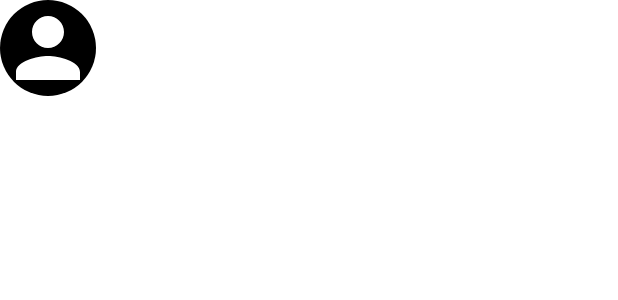
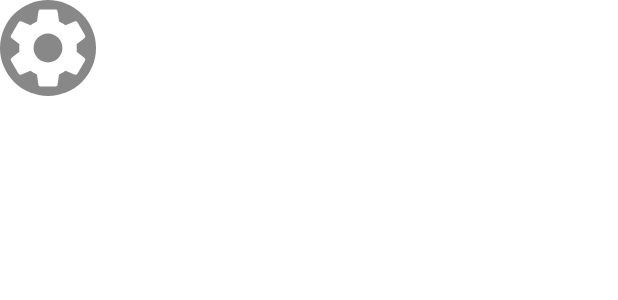
Before and after one commit to UTN-FRBA-Mobile/GeoGenius, an Android app built with Jetpack Compose: the @Preview function SettingsButtonPreview, on a phone screen of 412 x 824 dp. Shown: the top 300 px of the screen. Run offline under Robolectric (Android 15) with nearby library versions, the phone set to English and light mode, and no system bars.

Commit message:
change button to settings

```diff
--- a/app/src/main/java/com/utnfrba/geogenius/screens/settings/Settings.kt
+++ b/app/src/main/java/com/utnfrba/geogenius/screens/settings/Settings.kt
@@ -37,7 +37,6 @@ fun SettingsMenu() {
             )
             Text(text = widgetCount.toInt().toString())
         }
-        // here the filters? or max widget count
     }
 }
 
--- a/app/src/main/java/com/utnfrba/geogenius/screens/maps/SettingsButton.kt
+++ b/app/src/main/java/com/utnfrba/geogenius/screens/settings/SettingsButton.kt
@@ -1,4 +1,4 @@
-package com.utnfrba.geogenius.screens.maps
+package com.utnfrba.geogenius.screens.settings
 
 import androidx.compose.foundation.Image
 import androidx.compose.foundation.background
@@ -7,7 +7,7 @@ import androidx.compose.foundation.layout.aspectRatio
 import androidx.compose.foundation.layout.size
 import androidx.compose.foundation.shape.CircleShape
 import androidx.compose.material.icons.Icons
-import androidx.compose.material.icons.filled.Person
+import androidx.compose.material.icons.filled.Settings
 import androidx.compose.runtime.Composable
 import androidx.compose.ui.Modifier
 import androidx.compose.ui.draw.clip
@@ -20,15 +20,17 @@ import androidx.compose.ui.unit.dp
 @Composable
 fun SettingsButton() {
     Image(
-        Icons.Default.Person,
-        contentDescription = null,
+        Icons.Default.Settings,
+        contentDescription = "Settings button",
         contentScale = ContentScale.Crop,
         colorFilter = ColorFilter.tint(Color.White),
-        modifier = Modifier.clickable { println("Button Clicked!") }
+        modifier = Modifier.clickable {
+            // This should navigate to settings
+        }
             .size(64.dp)
             .clip(CircleShape)
             .aspectRatio(1f)
-            .background(Color.Black),
+            .background(Color.Gray),
         )
 }
 
```
